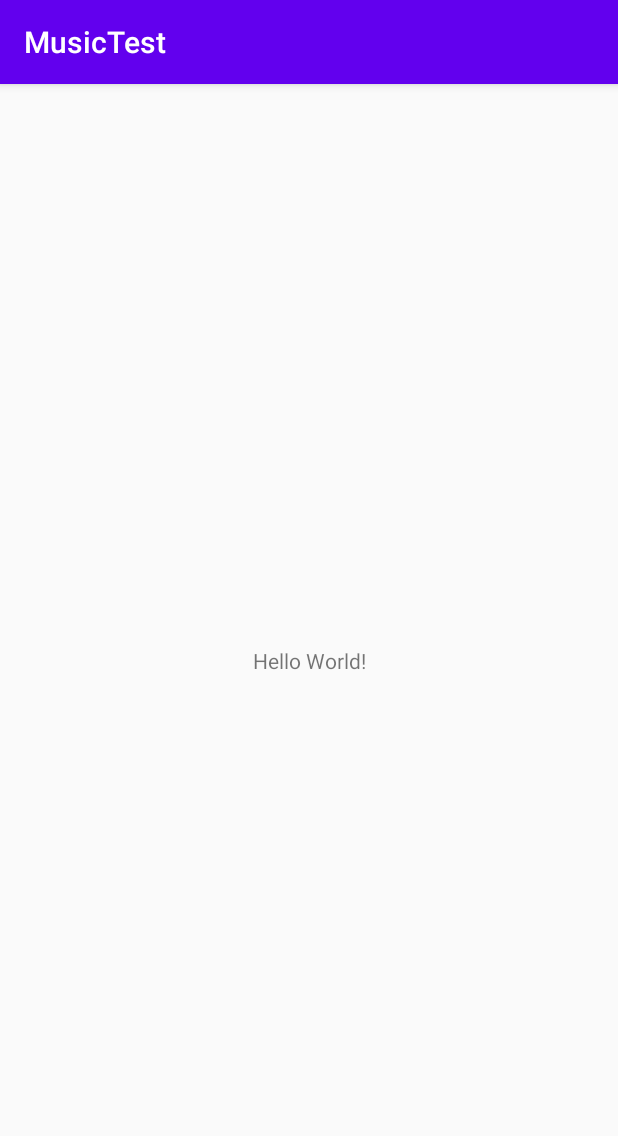
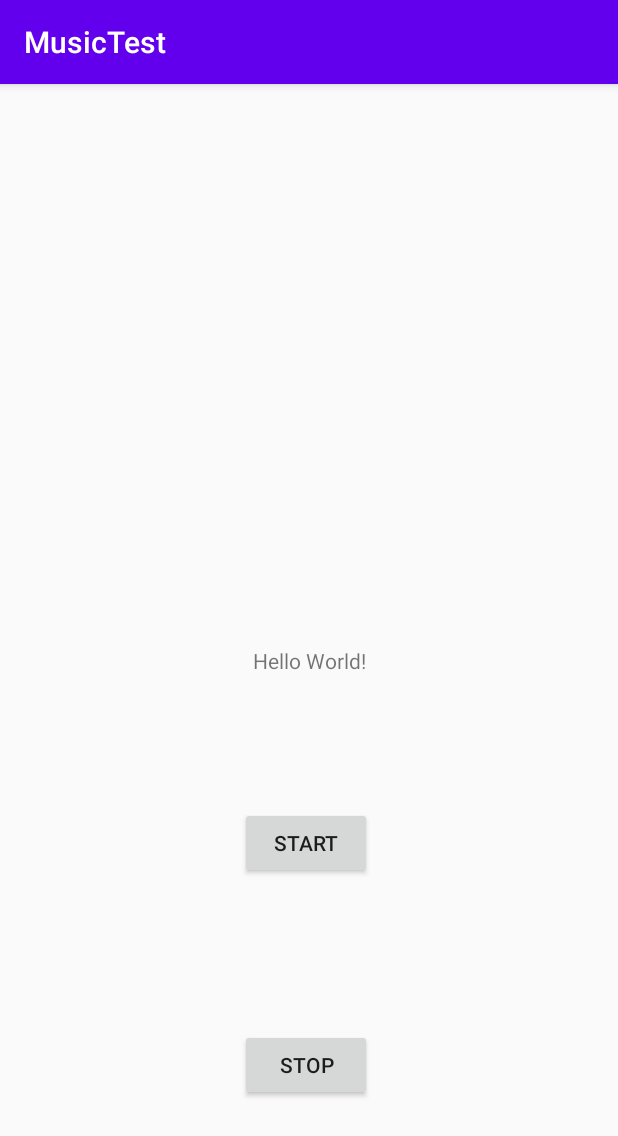
Before and after one commit to i-ma-mu/firstApp, an Android app: the screen it shows after launch (MainActivity), on a phone screen of 412 x 824 dp. Shown: the top 1136 px of the screen. Run offline under Robolectric (Android 15) with nearby library versions, the phone set to English and light mode, and no system bars.

```diff
--- a/MusicTest/app/src/main/res/layout/activity_main.xml
+++ b/MusicTest/app/src/main/res/layout/activity_main.xml
@@ -7,6 +7,7 @@
     tools:context=".MainActivity">
 
     <TextView
+        android:id="@+id/textView"
         android:layout_width="wrap_content"
         android:layout_height="wrap_content"
         android:text="Hello World!"
@@ -15,4 +16,28 @@
         app:layout_constraintRight_toRightOf="parent"
         app:layout_constraintTop_toTopOf="parent" />
 
+    <Button
+        android:id="@+id/start"
+        android:layout_width="wrap_content"
+        android:layout_height="wrap_content"
+        android:layout_marginStart="160dp"
+        android:layout_marginLeft="160dp"
+        android:layout_marginTop="88dp"
+        android:text="Start"
+        app:layout_constraintStart_toStartOf="parent"
+        app:layout_constraintTop_toBottomOf="@+id/textView" />
+
+    <Button
+        android:id="@+id/stop"
+        android:layout_width="wrap_content"
+        android:layout_height="wrap_content"
+        android:layout_marginStart="160dp"
+        android:layout_marginLeft="160dp"
+        android:layout_marginTop="100dp"
+        android:text="Stop"
+        app:layout_constraintBottom_toBottomOf="parent"
+        app:layout_constraintStart_toStartOf="parent"
+        app:layout_constraintTop_toBottomOf="@+id/start"
+        app:layout_constraintVertical_bias="0.0" />
+
 </androidx.constraintlayout.widget.ConstraintLayout>
--- a/MusicTest/build.gradle
+++ b/MusicTest/build.gradle
@@ -8,7 +8,7 @@ buildscript {
 
     }
     dependencies {
-        classpath 'com.android.tools.build:gradle:3.6.3'
+        classpath 'com.android.tools.build:gradle:7.2.1'
 
 
         // NOTE: Do not place your application dependencies here; they belong
```
Also changed, not shown: MusicTest/app/build.gradle (+6 -2 lines), MusicTest/app/src/main/java/com/example/musicTest/MainActivity.java (+107 -0 lines), MusicTest/gradle/wrapper/gradle-wrapper.properties, 2 other files.
